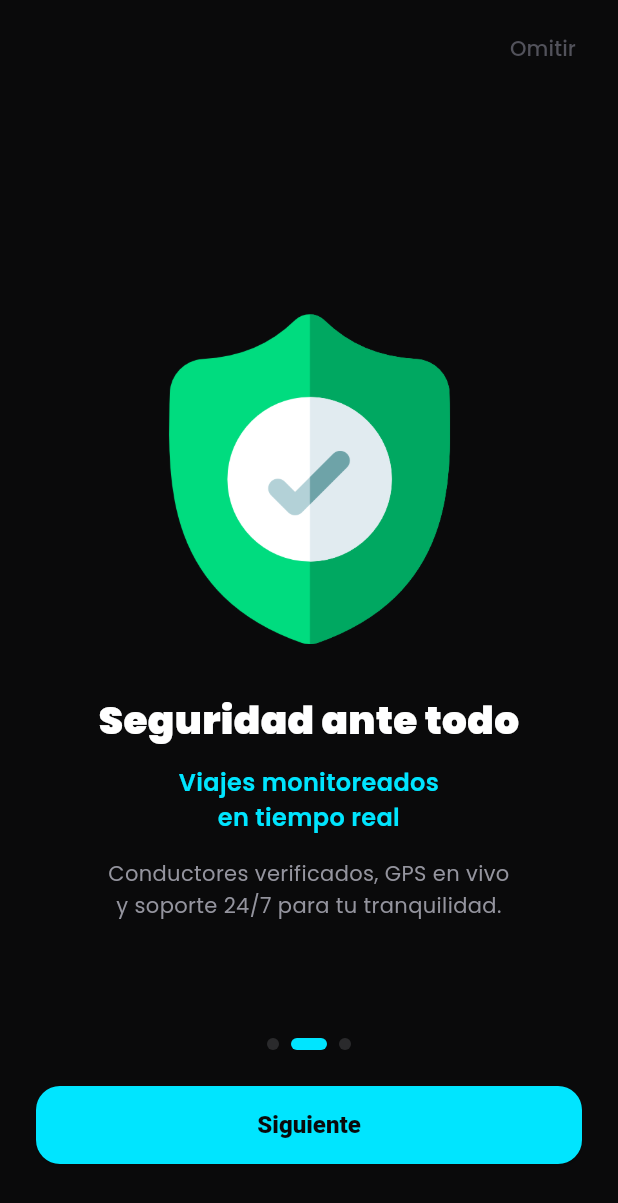
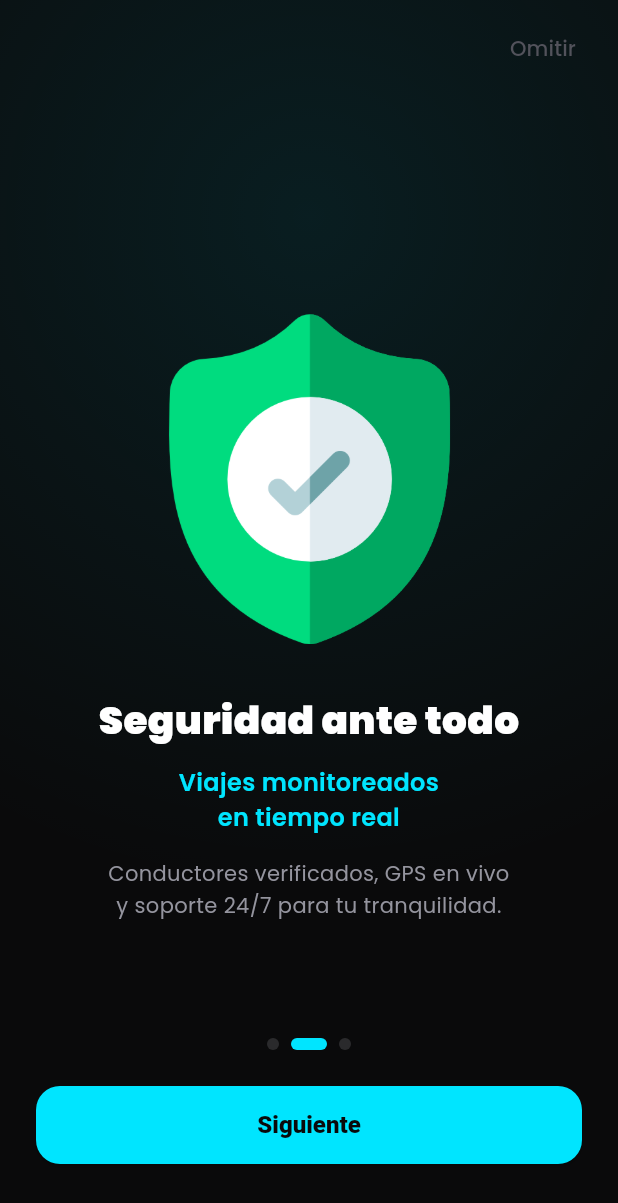
Before and after one commit to jsierra17/carsigo-admin, a Flutter app: the screen it shows after launch, swiped to page 2, on a phone screen of 412 x 824 dp. Shown: the top 1203 px of the screen. Run offline on Flutter 3.47's test engine with Material 3 defaults, Android fonts, the phone set to English and light mode, and no system bars; our stand-ins replace cloud_firestore, firebase_auth, firebase_core, flutter_dotenv, flutter_map, flutter_riverpod and 4 more; accounts and stored records are empty.

Commit message:
feat(mobile): tema centralizado + polish de pantallas
- Nuevo lib/theme/carsigo_theme.dart: tokens de color unicos + ThemeData Material 3 dark (appbar, inputs rellenos, botones min 52px, snackbar flotante); elimina 7 bloques duplicados de paleta
- main.dart usa el theme centralizado (ya no colorSchemeSeed muerto)
- Login/onboarding: brillo radial de fondo, area tactil 'Omitir' >=44px

```diff
--- a/carsigo-mobile/lib/main.dart
+++ b/carsigo-mobile/lib/main.dart
@@ -4,6 +4,7 @@ import 'package:firebase_core/firebase_core.dart';
 import 'firebase_options.dart';
 import 'package:flutter_dotenv/flutter_dotenv.dart';
 import 'package:carsigo_mobile/services/preferences_service.dart';
+import 'package:carsigo_mobile/theme/carsigo_theme.dart';
 import 'package:carsigo_mobile/screens/onboarding/onboarding_screen.dart';
 import 'package:carsigo_mobile/screens/auth/login_screen.dart';
 import 'package:carsigo_mobile/screens/auth/role_selection_screen.dart';
@@ -30,11 +31,7 @@ class CarSiGoApp extends StatelessWidget {
     return MaterialApp(
       title: 'CarSiGo',
       debugShowCheckedModeBanner: false,
-      theme: ThemeData(
-        useMaterial3: true,
-        colorSchemeSeed: Colors.blue,
-        fontFamily: 'Poppins',
-      ),
+      theme: buildCarSiGoTheme(),
       home: const AuthGate(),
     );
   }
--- a/carsigo-mobile/lib/screens/auth/login_screen.dart
+++ b/carsigo-mobile/lib/screens/auth/login_screen.dart
@@ -1,10 +1,11 @@
 import 'package:flutter/material.dart';
 import 'package:flutter_riverpod/flutter_riverpod.dart';
 import '../../providers/auth_provider.dart';
+import '../../theme/carsigo_theme.dart';
 
-const _bg = Color(0xFF0a0a0b);
-const _textPrimary = Color(0xFFFFFFFF);
-const _textSecondary = Color(0xFF94949E);
+const _bg = CarSiGoColors.bg;
+const _textPrimary = CarSiGoColors.textPrimary;
+const _textSecondary = CarSiGoColors.textSecondary;
 
 class LoginScreen extends ConsumerStatefulWidget {
   const LoginScreen({super.key});
@@ -42,7 +43,32 @@ class _LoginScreenState extends ConsumerState<LoginScreen> {
           child: Column(
             children: [
               const Spacer(flex: 2),
-              Image.asset('assets/sub-logo.png', width: 180, height: 180, fit: BoxFit.contain),
+              SizedBox(
+                width: 240,
+                height: 240,
+                child: Stack(
+                  alignment: Alignment.center,
+                  children: [
+                    DecoratedBox(
+                      decoration: BoxDecoration(
+                        shape: BoxShape.circle,
+                        gradient: RadialGradient(
+                          colors: [
+                            CarSiGoColors.cyan.withValues(alpha: 0.14),
+                            CarSiGoColors.cyan.withValues(alpha: 0),
+                          ],
+                        ),
+                      ),
+                    ),
+                    Image.asset(
+                      'assets/sub-logo.png',
+                      width: 180,
+                      height: 180,
+                      fit: BoxFit.contain,
+                    ),
+                  ],
+                ),
+              ),
               const Spacer(flex: 1),
               Text(
                 'Regístrate para continuar',
--- a/carsigo-mobile/lib/screens/auth/role_selection_screen.dart
+++ b/carsigo-mobile/lib/screens/auth/role_selection_screen.dart
@@ -2,14 +2,15 @@ import 'package:flutter/material.dart';
 import 'package:flutter_riverpod/flutter_riverpod.dart';
 import '../../models/user_profile.dart';
 import '../../providers/auth_provider.dart';
+import '../../theme/carsigo_theme.dart';
 
-const _bg = Color(0xFF0a0a0b);
-const _surface = Color(0xFF141416);
-const _surfaceLight = Color(0xFF1c1c1e);
-const _border = Color(0xFF2a2a2c);
-const _cyan = Color(0xFF00E5FF);
-const _textPrimary = Color(0xFFFFFFFF);
-const _textSecondary = Color(0xFF94949E);
+const _bg = CarSiGoColors.bg;
+const _surface = CarSiGoColors.surface;
+const _surfaceLight = CarSiGoColors.surfaceLight;
+const _border = CarSiGoColors.border;
+const _cyan = CarSiGoColors.cyan;
+const _textPrimary = CarSiGoColors.textPrimary;
+const _textSecondary = CarSiGoColors.textSecondary;
 
 class RoleSelectionScreen extends ConsumerWidget {
   const RoleSelectionScreen({super.key});
@@ -122,7 +123,7 @@ class RoleSelectionScreen extends ConsumerWidget {
   }
 }
 
-const _green = Color(0xFF22C55E);
+const _green = CarSiGoColors.green;
 
 class _RoleCard extends StatelessWidget {
   final String title;
--- a/carsigo-mobile/lib/screens/driver/driver_home_screen.dart
+++ b/carsigo-mobile/lib/screens/driver/driver_home_screen.dart
@@ -11,17 +11,18 @@ import 'package:geolocator/geolocator.dart';
 import '../../models/trip.dart';
 import '../profile_screen.dart';
 import '../trip_history_screen.dart';
+import '../../theme/carsigo_theme.dart';
 
-const _bg = Color(0xFF0a0a0b);
-const _surface = Color(0xFF141416);
-const _surfaceLight = Color(0xFF1c1c1e);
-const _border = Color(0xFF2a2a2c);
-const _cyan = Color(0xFF00E5FF);
-const _textPrimary = Color(0xFFFFFFFF);
-const _textSecondary = Color(0xFF94949E);
-const _textMuted = Color(0xFF52525B);
-const _green = Color(0xFF22C55E);
-const _red = Color(0xFFEF4444);
+const _bg = CarSiGoColors.bg;
+const _surface = CarSiGoColors.surface;
+const _surfaceLight = CarSiGoColors.surfaceLight;
+const _border = CarSiGoColors.border;
+const _cyan = CarSiGoColors.cyan;
+const _textPrimary = CarSiGoColors.textPrimary;
+const _textSecondary = CarSiGoColors.textSecondary;
+const _textMuted = CarSiGoColors.textMuted;
+const _green = CarSiGoColors.green;
+const _red = CarSiGoColors.red;
 
 class DriverHomeScreen extends ConsumerStatefulWidget {
   const DriverHomeScreen({super.key});
--- a/carsigo-mobile/lib/screens/onboarding/onboarding_screen.dart
+++ b/carsigo-mobile/lib/screens/onboarding/onboarding_screen.dart
@@ -2,14 +2,15 @@ import 'package:flutter/material.dart';
 import 'package:flutter_riverpod/flutter_riverpod.dart';
 import '../auth/login_screen.dart';
 import '../../services/preferences_service.dart';
+import '../../theme/carsigo_theme.dart';
 
-const _bg = Color(0xFF0a0a0b);
-const _surfaceLight = Color(0xFF1c1c1e);
-const _border = Color(0xFF2a2a2c);
-const _cyan = Color(0xFF00E5FF);
-const _textPrimary = Color(0xFFFFFFFF);
-const _textSecondary = Color(0xFF94949E);
-const _textMuted = Color(0xFF52525B);
+const _bg = CarSiGoColors.bg;
+const _surfaceLight = CarSiGoColors.surfaceLight;
+const _border = CarSiGoColors.border;
+const _cyan = CarSiGoColors.cyan;
+const _textPrimary = CarSiGoColors.textPrimary;
+const _textSecondary = CarSiGoColors.textSecondary;
+const _textMuted = CarSiGoColors.textMuted;
 
 class OnboardingScreen extends ConsumerStatefulWidget {
   const OnboardingScreen({super.key});
@@ -42,6 +43,22 @@ class _OnboardingScreenState extends ConsumerState<OnboardingScreen> {
       body: SafeArea(
         child: Stack(
           children: [
+            Positioned.fill(
+              child: IgnorePointer(
+                child: DecoratedBox(
+                  decoration: BoxDecoration(
+                    gradient: RadialGradient(
+                      radius: 1.1,
+                      center: const Alignment(0, -0.65),
+                      colors: [
+                        CarSiGoColors.cyan.withValues(alpha: 0.09),
+                        CarSiGoColors.cyan.withValues(alpha: 0),
+                      ],
+                    ),
+                  ),
+                ),
+              ),
+            ),
             PageView.builder(
               controller: _pageCtrl,
               itemCount: 3,
@@ -53,10 +70,12 @@ class _OnboardingScreenState extends ConsumerState<OnboardingScreen> {
               right: 16,
               child: TextButton(
                 onPressed: _goToLogin,
-                child: Text(
-                  'Omitir',
-                  style: TextStyle(color: _textMuted, fontSize: 14),
+                style: TextButton.styleFrom(
+                  padding: const EdgeInsets.symmetric(horizontal: 12, vertical: 12),
+                  minimumSize: const Size(48, 44),
+                  foregroundColor: _textMuted,
                 ),
+                child: const Text('Omitir', style: TextStyle(fontSize: 14)),
               ),
             ),
             Positioned(
--- a/carsigo-mobile/lib/screens/passenger/passenger_home_screen.dart
+++ b/carsigo-mobile/lib/screens/passenger/passenger_home_screen.dart
@@ -12,16 +12,17 @@ import '../../services/pricing_engine.dart';
 import '../../services/zone_service.dart';
 import '../profile_screen.dart';
 import '../trip_history_screen.dart';
+import '../../theme/carsigo_theme.dart';
 
-const _bg = Color(0xFF0a0a0b);
-const _surface = Color(0xFF141416);
-const _surfaceLight = Color(0xFF1c1c1e);
-const _border = Color(0xFF2a2a2c);
-const _cyan = Color(0xFF00E5FF);
-const _green = Color(0xFF22C55E);
-const _textPrimary = Color(0xFFFFFFFF);
-const _textSecondary = Color(0xFF94949E);
-const _textMuted = Color(0xFF52525B);
+const _bg = CarSiGoColors.bg;
+const _surface = CarSiGoColors.surface;
+const _surfaceLight = CarSiGoColors.surfaceLight;
+const _border = CarSiGoColors.border;
+const _cyan = CarSiGoColors.cyan;
+const _green = CarSiGoColors.green;
+const _textPrimary = CarSiGoColors.textPrimary;
+const _textSecondary = CarSiGoColors.textSecondary;
+const _textMuted = CarSiGoColors.textMuted;
 
 class PassengerHomeScreen extends ConsumerStatefulWidget {
   const PassengerHomeScreen({super.key});
--- a/carsigo-mobile/lib/screens/profile_screen.dart
+++ b/carsigo-mobile/lib/screens/profile_screen.dart
@@ -2,14 +2,15 @@ import 'package:flutter/material.dart';
 import 'package:flutter_riverpod/flutter_riverpod.dart';
 import '../models/user_profile.dart';
 import '../providers/auth_provider.dart';
+import '../theme/carsigo_theme.dart';
 
-const _bg = Color(0xFF0a0a0b);
-const _surface = Color(0xFF141416);
-const _surfaceLight = Color(0xFF1c1c1e);
-const _border = Color(0xFF2a2a2c);
-const _cyan = Color(0xFF00E5FF);
-const _textPrimary = Color(0xFFFFFFFF);
-const _textMuted = Color(0xFF52525B);
+const _bg = CarSiGoColors.bg;
+const _surface = CarSiGoColors.surface;
+const _surfaceLight = CarSiGoColors.surfaceLight;
+const _border = CarSiGoColors.border;
+const _cyan = CarSiGoColors.cyan;
+const _textPrimary = CarSiGoColors.textPrimary;
+const _textMuted = CarSiGoColors.textMuted;
 
 class ProfileScreen extends ConsumerWidget {
   const ProfileScreen({super.key});
--- a/carsigo-mobile/lib/screens/trip_history_screen.dart
+++ b/carsigo-mobile/lib/screens/trip_history_screen.dart
@@ -3,14 +3,15 @@ import 'package:flutter_riverpod/flutter_riverpod.dart';
 import 'package:cloud_firestore/cloud_firestore.dart';
 import '../providers/auth_provider.dart';
 import '../models/trip.dart';
+import '../theme/carsigo_theme.dart';
 
-const _bg = Color(0xFF0a0a0b);
-const _surface = Color(0xFF141416);
-const _border = Color(0xFF2a2a2c);
-const _cyan = Color(0xFF00E5FF);
-const _green = Color(0xFF22C55E);
-const _textPrimary = Color(0xFFFFFFFF);
-const _textMuted = Color(0xFF52525B);
+const _bg = CarSiGoColors.bg;
+const _surface = CarSiGoColors.surface;
+const _border = CarSiGoColors.border;
+const _cyan = CarSiGoColors.cyan;
+const _green = CarSiGoColors.green;
+const _textPrimary = CarSiGoColors.textPrimary;
+const _textMuted = CarSiGoColors.textMuted;
 
 class TripHistoryScreen extends ConsumerStatefulWidget {
   const TripHistoryScreen({super.key});
--- /dev/null
+++ b/carsigo-mobile/lib/theme/carsigo_theme.dart
@@ -0,0 +1,100 @@
+import 'package:flutter/material.dart';
+
+/// Tokens de color de CarSiGo.
+/// Fuente única de la paleta oscura (pensada para OLED: fondos near-black,
+/// texto no-puro-blanco, acentos desaturados que ahorran batería).
+abstract final class CarSiGoColors {
+  static const Color bg = Color(0xFF0a0a0b);
+  static const Color surface = Color(0xFF141416);
+  static const Color surfaceLight = Color(0xFF1c1c1e);
+  static const Color border = Color(0xFF2a2a2c);
+  static const Color cyan = Color(0xFF00E5FF);
+  static const Color green = Color(0xFF22C55E);
+  static const Color red = Color(0xFFEF4444);
+  static const Color orange = Color(0xFFF59E0B);
+  static const Color textPrimary = Color(0xFFFFFFFF);
+  static const Color textSecondary = Color(0xFF94949E);
+  static const Color textMuted = Color(0xFF52525B);
+}
+
+ThemeData buildCarSiGoTheme() {
+  const scheme = ColorScheme.dark(
+    primary: CarSiGoColors.cyan,
+    onPrimary: CarSiGoColors.bg,
+    primaryContainer: CarSiGoColors.surfaceLight,
+    onPrimaryContainer: CarSiGoColors.cyan,
+    secondary: CarSiGoColors.green,
+    onSecondary: Colors.black,
+    error: CarSiGoColors.red,
+    onError: Colors.white,
+    surface: CarSiGoColors.surface,
+    onSurface: CarSiGoColors.textPrimary,
+    surfaceContainerLowest: CarSiGoColors.bg,
+    surfaceContainerLow: CarSiGoColors.surface,
+    surfaceContainer: CarSiGoColors.surfaceLight,
+    onSurfaceVariant: CarSiGoColors.textSecondary,
+    outline: CarSiGoColors.border,
+    outlineVariant: CarSiGoColors.border,
+    inverseSurface: CarSiGoColors.textPrimary,
+    onInverseSurface: CarSiGoColors.bg,
+    inversePrimary: CarSiGoColors.cyan,
+    scrim: Colors.black,
+    shadow: Colors.black,
+  );
+
+  final base = ThemeData(
+    useMaterial3: true,
+    brightness: Brightness.dark,
+    colorScheme: scheme,
+    scaffoldBackgroundColor: CarSiGoColors.bg,
+    fontFamily: 'Poppins',
+  );
+
+  return base.copyWith(
+    appBarTheme: const AppBarTheme(
+      elevation: 0,
+      centerTitle: true,
+      backgroundColor: CarSiGoColors.surface,
+      foregroundColor: CarSiGoColors.textPrimary,
+    ),
+    inputDecorationTheme: InputDecorationTheme(
+      filled: true,
+      fillColor: CarSiGoColors.surfaceLight,
+      hintStyle: const TextStyle(color: CarSiGoColors.textMuted),
+      contentPadding: const EdgeInsets.symmetric(vertical: 14, horizontal: 16),
+      border: OutlineInputBorder(
+        borderRadius: BorderRadius.circular(14),
+        borderSide: const BorderSide(color: CarSiGoColors.border),
+      ),
+      enabledBorder: OutlineInputBorder(
+        borderRadius: BorderRadius.circular(14),
+        borderSide: const BorderSide(color: CarSiGoColors.border),
+      ),
+      focusedBorder: OutlineInputBorder(
+        borderRadius: BorderRadius.circular(14),
+        borderSide: const BorderSide(color: CarSiGoColors.cyan, width: 1.5),
+      ),
+    ),
+    elevatedButtonTheme: ElevatedButtonThemeData(
+      style: ElevatedButton.styleFrom(
+        minimumSize: const Size.fromHeight(52),
+        shape: RoundedRectangleBorder(borderRadius: BorderRadius.circular(16)),
+        textStyle: const TextStyle(fontSize: 15, fontWeight: FontWeight.w700),
+      ),
+    ),
+    filledButtonTheme: FilledButtonThemeData(
+      style: FilledButton.styleFrom(
+        minimumSize: const Size.fromHeight(52),
+        shape: RoundedRectangleBorder(borderRadius: BorderRadius.circular(16)),
+        textStyle: const TextStyle(fontSize: 15, fontWeight: FontWeight.w700),
+      ),
+    ),
+    snackBarTheme: SnackBarThemeData(
+      behavior: SnackBarBehavior.floating,
+      backgroundColor: CarSiGoColors.surfaceLight,
+      contentTextStyle: const TextStyle(color: CarSiGoColors.textPrimary),
+      shape: RoundedRectangleBorder(borderRadius: BorderRadius.circular(12)),
+    ),
+    dividerTheme: const DividerThemeData(color: CarSiGoColors.border),
+  );
+}
```
